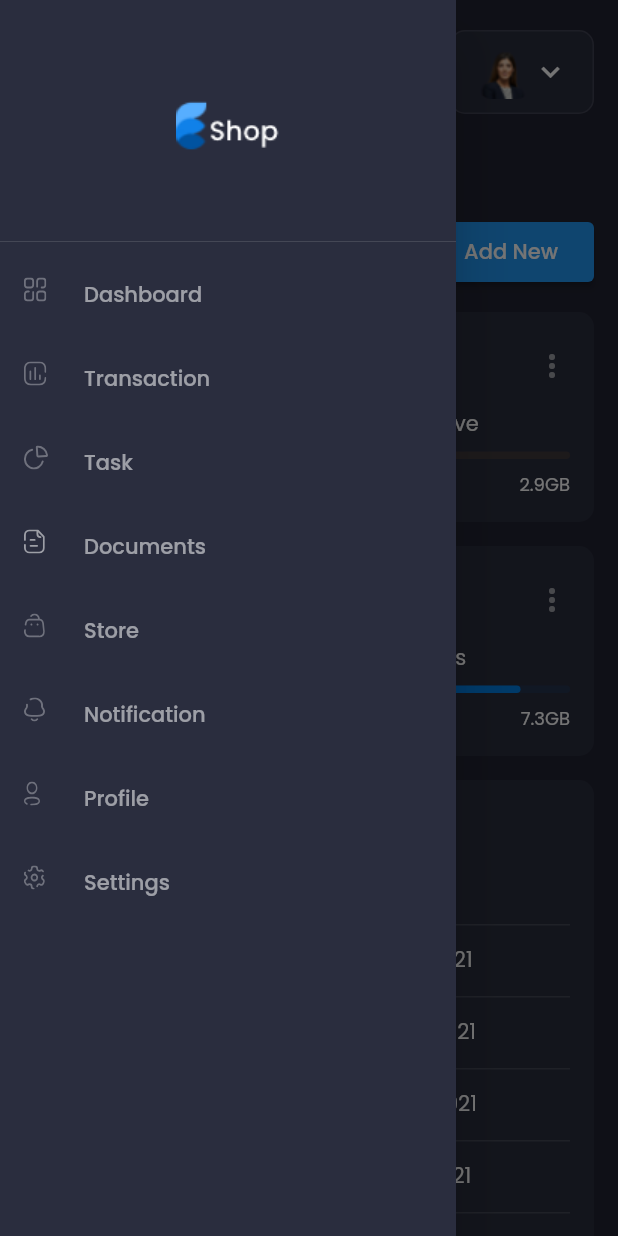
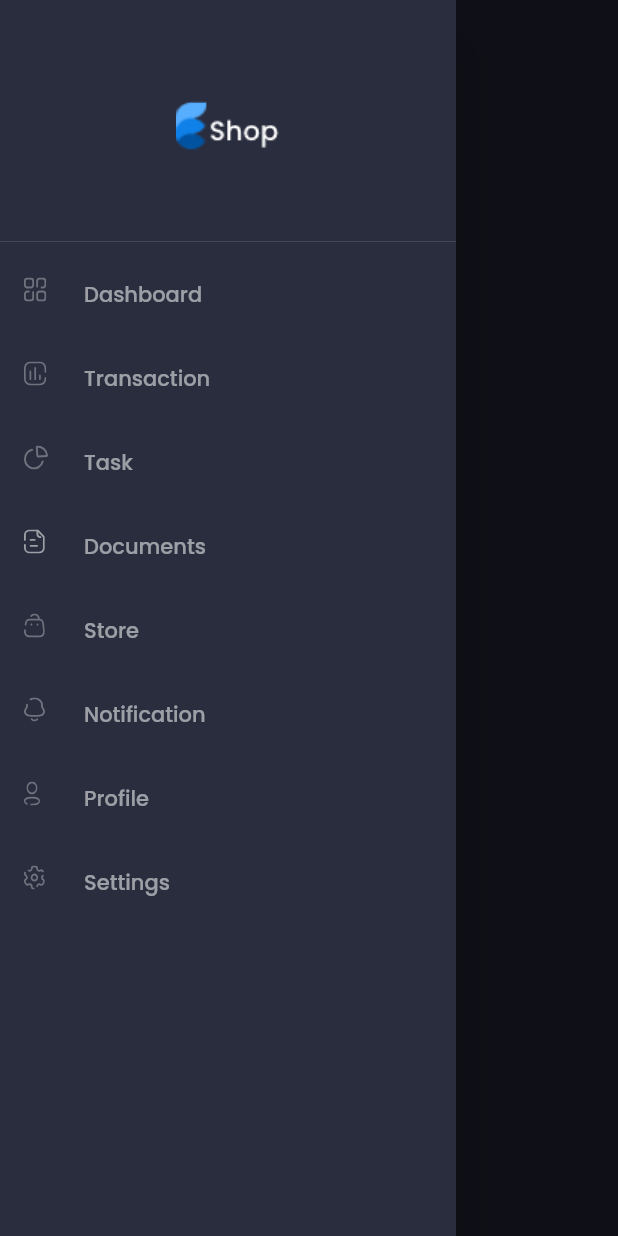
Before and after one commit to gray141592/lilule-backoffice, a Flutter app: the screen it shows after launch, with the side drawer open, on a phone screen of 412 x 824 dp. Run offline on Flutter 3.47's test engine with Material 2 defaults, Android fonts, the phone set to English and light mode, and no system bars; drawn by our look-alikes of data_table_2; our stand-ins replace fl_chart, flutter_svg, google_fonts.

Commit message:
extract routing to separate file and make sidebar permanent trough the routes

```diff
--- /dev/null
+++ b/analysis_options.yaml
@@ -0,0 +1,29 @@
+# This file configures the analyzer, which statically analyzes Dart code to
+# check for errors, warnings, and lints.
+#
+# The issues identified by the analyzer are surfaced in the UI of Dart-enabled
+# IDEs (https://dart.dev/tools#ides-and-editors). The analyzer can also be
+# invoked from the command line by running `flutter analyze`.
+
+# The following line activates a set of recommended lints for Flutter apps,
+# packages, and plugins designed to encourage good coding practices.
+include: package:flutter_lints/flutter.yaml
+
+linter:
+  # The lint rules applied to this project can be customized in the
+  # section below to disable rules from the `package:flutter_lints/flutter.yaml`
+  # included above or to enable additional rules. A list of all available lints
+  # and their documentation is published at
+  # https://dart-lang.github.io/linter/lints/index.html.
+  #
+  # Instead of disabling a lint rule for the entire project in the
+  # section below, it can also be suppressed for a single line of code
+  # or a specific dart file by using the `// ignore: name_of_lint` and
+  # `// ignore_for_file: name_of_lint` syntax on the line or in the file
+  # producing the lint.
+  rules:
+    # avoid_print: false  # Uncomment to disable the `avoid_print` rule
+    # prefer_single_quotes: true  # Uncomment to enable the `prefer_single_quotes` rule
+
+# Additional information about this file can be found at
+# https://dart.dev/guides/language/analysis-options
--- a/lib/main.dart
+++ b/lib/main.dart
@@ -1,7 +1,7 @@
 import 'package:admin/constants.dart';
 import 'package:admin/controllers/MenuController.dart';
-import 'package:admin/screens/main/main_screen.dart';
-import 'package:admin/screens/my_page.dart';
+import 'package:admin/screens/main/main_layout.dart';
+import 'package:admin/routes_generator.dart';
 import 'package:flutter/material.dart';
 import 'package:google_fonts/google_fonts.dart';
 import 'package:provider/provider.dart';
@@ -20,23 +20,19 @@ class MyApp extends StatelessWidget {
       title: 'Flutter Admin Panel',
       theme: ThemeData.dark().copyWith(
         scaffoldBackgroundColor: bgColor,
-        textTheme: GoogleFonts.poppinsTextTheme(Theme.of(context).textTheme).apply(bodyColor: Colors.white),
+        textTheme: GoogleFonts.poppinsTextTheme(Theme.of(context).textTheme)
+            .apply(bodyColor: Colors.white),
         canvasColor: secondaryColor,
       ),
       navigatorKey: navigatorKey,
-      initialRoute: '/home',
-      routes: {
-        '/home': (c) => MultiProvider(
-              providers: [
-                ChangeNotifierProvider(
-                  create: (context) => MenuController(),
-                ),
-              ],
-              child: MainScreen(),
-            ),
-        '/a': (c) => MyPage(title: 'the title is A'),
-        '/b': (c) => MyPage(title: 'the title is B... more text'),
-      },
+      builder: (context, child) => MultiProvider(
+        providers: [
+          ChangeNotifierProvider(create: (context) => MenuController()),
+        ],
+        child: MainLayout(child: child == null ? const Text('Error') : child)
+      ),
+      initialRoute: '/files',
+      onGenerateRoute: RouteGenerator.generateRoute,
     );
   }
 }
--- /dev/null
+++ b/lib/routes_generator.dart
@@ -0,0 +1,51 @@
+import 'package:flutter/material.dart';
+import 'package:admin/screens/dashboard/dashboard_screen.dart';
+
+class RouteGenerator {
+  static Route<dynamic> generateRoute(RouteSettings settings) {
+    // Getting arguments passed in while calling Navigator.pushNamed
+    // final args = settings.arguments;
+
+    switch (settings.name) {
+      case '/':
+        return MaterialPageRoute(builder: (_) => DashboardScreen());
+      case '/files':
+        return MaterialPageRoute(
+          builder: (_) => MyPage(title: 'Druga starnica'),
+        );
+      default:
+        // If there is no such named route in the switch statement, e.g. /third
+        return _errorRoute();
+    }
+  }
+
+  static Route<dynamic> _errorRoute() {
+    return MaterialPageRoute(builder: (_) {
+      return Scaffold(
+        appBar: AppBar(
+          title: Text('Error'),
+        ),
+        body: Center(
+          child: Text('ERROR'),
+        ),
+      );
+    });
+  }
+}
+
+class MyPage extends StatelessWidget {
+  final String title;
+  MyPage({required this.title});
+
+  @override
+  Widget build(BuildContext context) {
+    return Scaffold(
+      body: SafeArea(
+        child: Row(
+          crossAxisAlignment: CrossAxisAlignment.start,
+          children: [Text("page title: $title")],
+        ),
+      ),
+    );
+  }
+}
--- a/lib/screens/dashboard/dashboard_screen.dart
+++ b/lib/screens/dashboard/dashboard_screen.dart
@@ -1,4 +1,3 @@
-import 'package:admin/main.dart';
 import 'package:admin/responsive.dart';
 import 'package:admin/screens/dashboard/components/my_fields.dart';
 import 'package:flutter/material.dart';
@@ -18,11 +17,6 @@ class DashboardScreen extends StatelessWidget {
         child: Column(
           children: [
             Header(),
-            TextButton(
-                child: Text("klikni me"),
-                onPressed: () {
-                  navigatorKey.currentState?.pushNamed('/b');
-                }),
             SizedBox(height: defaultPadding),
             Row(
               crossAxisAlignment: CrossAxisAlignment.start,
--- a/lib/screens/main/components/side_menu.dart
+++ b/lib/screens/main/components/side_menu.dart
@@ -1,5 +1,7 @@
 import 'package:flutter/material.dart';
 import 'package:flutter_svg/flutter_svg.dart';
+
+import '../../../main.dart';
 
 class SideMenu extends StatelessWidget {
   const SideMenu({
@@ -17,12 +19,16 @@ class SideMenu extends StatelessWidget {
           DrawerListTile(
             title: "Dashboard",
             svgSrc: "assets/icons/menu_dashbord.svg",
-            press: () {},
+            press: () {
+               navigatorKey.currentState?.pushNamed('/');
+            },
           ),
           DrawerListTile(
             title: "Transaction",
             svgSrc: "assets/icons/menu_tran.svg",
-            press: () {},
+            press: () {
+              navigatorKey.currentState?.pushNamed('/files');
+            },
           ),
           DrawerListTile(
             title: "Task",
--- /dev/null
+++ b/lib/screens/main/main_layout.dart
@@ -0,0 +1,37 @@
+import 'package:admin/controllers/MenuController.dart';
+import 'package:admin/responsive.dart';
+import 'package:flutter/material.dart';
+import 'package:provider/provider.dart';
+
+import 'components/side_menu.dart';
+
+class MainLayout extends StatelessWidget {
+  final Widget child;
+  const MainLayout({required this.child});
+  @override
+  Widget build(BuildContext context) {
+    return Scaffold(
+      key: context.read<MenuController>().scaffoldKey,
+      drawer: SideMenu(),
+      body: SafeArea(
+        child: Row(
+          crossAxisAlignment: CrossAxisAlignment.start,
+          children: [
+            // We want this side menu only for large screen
+            if (Responsive.isDesktop(context))
+              Expanded(
+                // default flex = 1
+                // and it takes 1/6 part of the screen
+                child: SideMenu(),
+              ),
+            Expanded(
+              // It takes 5/6 part of the screen
+              flex: 5,
+              child: this.child,
+            ),
+          ],
+        ),
+      ),
+    );
+  }
+}
```
Also changed, not shown: pubspec.lock, 2 other files.
